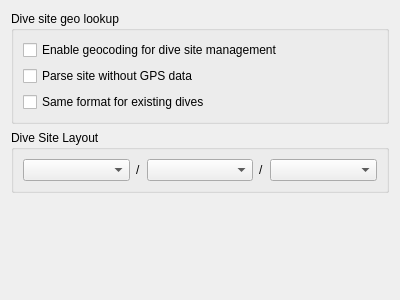
subsurface/subsurface, file desktop-widgets/preferences/prefs_georeference.ui: the form before one commit.
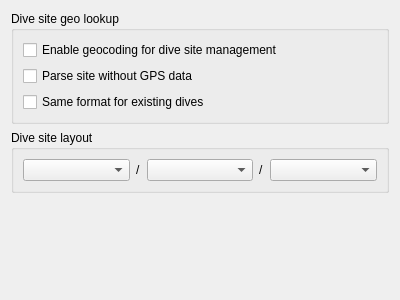
The form after the commit.

Commit message: Correct spelling for text in prefs georeferences

```diff
--- a/desktop-widgets/preferences/prefs_georeference.ui
+++ b/desktop-widgets/preferences/prefs_georeference.ui
@@ -47,7 +47,7 @@
    <item>
     <widget class="QGroupBox" name="groupBox_12">
      <property name="title">
-      <string>Dive Site Layout</string>
+      <string>Dive site layout</string>
      </property>
      <layout class="QHBoxLayout" name="horizontalLayout_10">
       <item>
```
